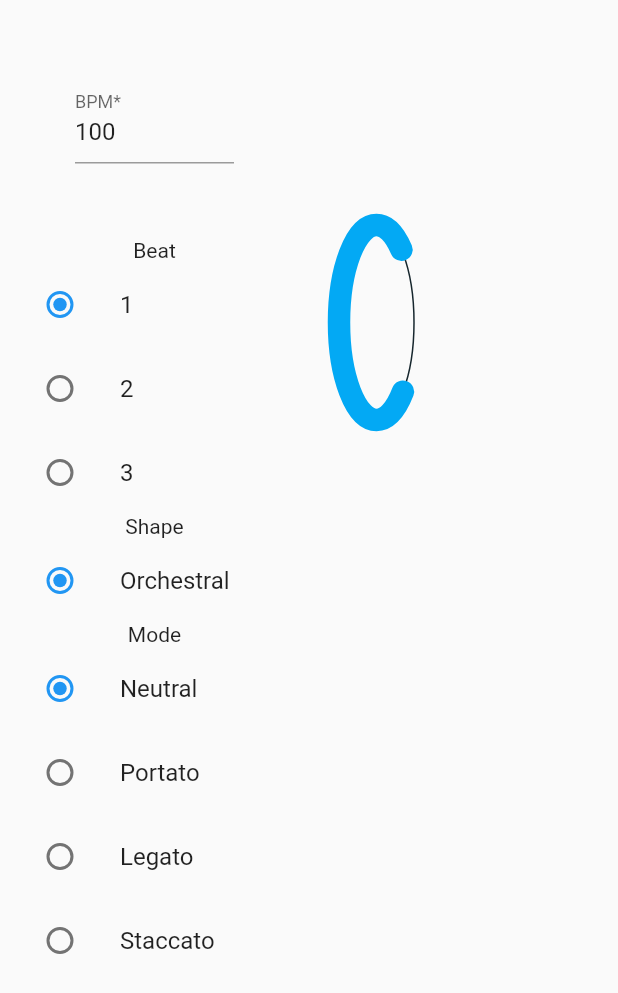
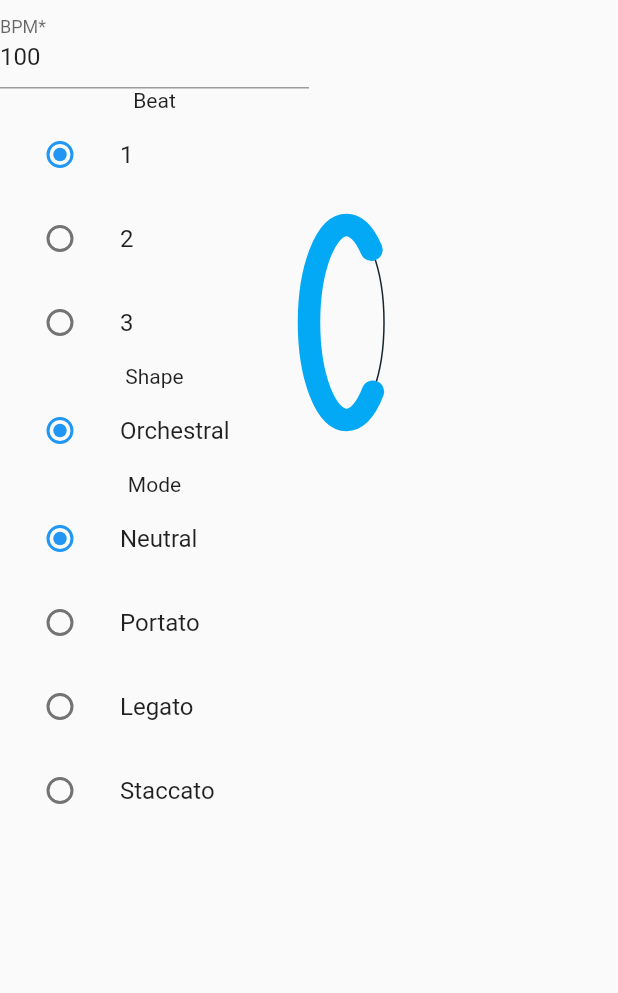
Before and after one commit to abremard/ChronosProtosNome, a Flutter app: the screen it shows after launch, on a phone screen of 412 x 824 dp. Shown: the top 993 px of the screen. Run offline on Flutter 3.47's test engine with Material 2 defaults, Android fonts, the phone set to English and light mode, and no system bars; our stand-ins replace firebase_core; accounts and stored records are empty.

Commit message:
fix test

```diff
--- a/lib/representation/orchestral/orchestral_representation.dart
+++ b/lib/representation/orchestral/orchestral_representation.dart
@@ -187,7 +187,6 @@ class _OrchestralRepresentationState extends State<OrchestralRepresentation> {
             child: Column(
               children: [
                 Container(
-                  margin: const EdgeInsets.all(50.0),
                   child: TextFormField(
                     decoration: const InputDecoration(
                       hintText: 'Beats per minute',
@@ -293,7 +292,7 @@ class _OrchestralRepresentationState extends State<OrchestralRepresentation> {
               child: Column(
             children: [
               Container(
-                margin: const EdgeInsets.only(left: 20.0, top: 150.0),
+                margin: const EdgeInsets.only(top: 150.0),
                 child: ShapeAnimation(
                   animationPath: animationPath,
                   animationDuration: _bpmToDuration(bpm, beat),
```
